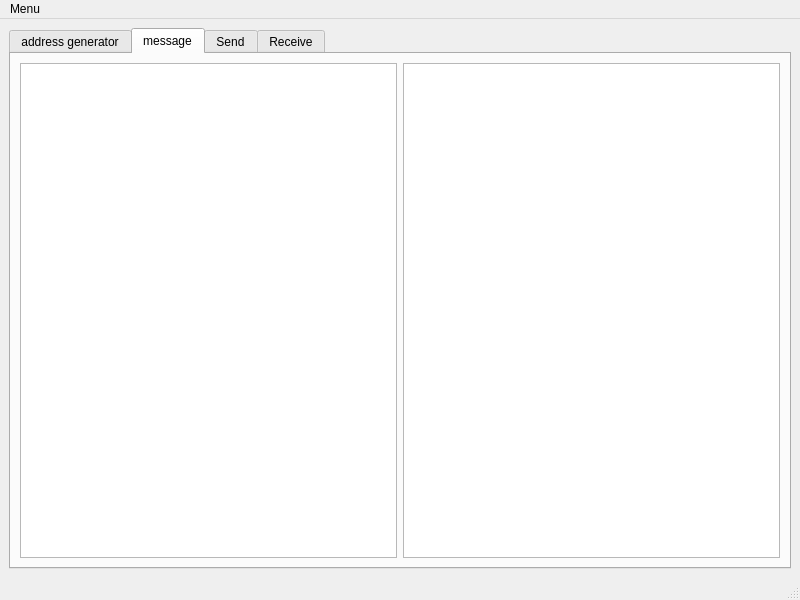
The window that lite/mainwindow.ui (netpipe/Ethereum-QWallet) describes before a commit, drawn with Qt 5.
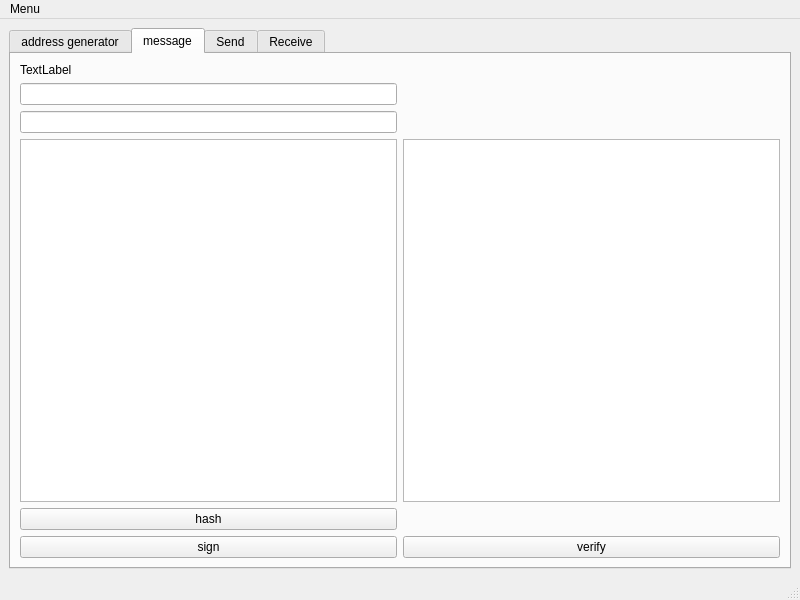
The same window after the commit. The open tabs and pages were chosen to show the change.

Patch:
```diff
--- a/lite/mainwindow.ui
+++ b/lite/mainwindow.ui
@@ -50,12 +50,46 @@
         <string>message</string>
        </attribute>
        <layout class="QGridLayout" name="gridLayout">
-        <item row="0" column="0">
+        <item row="5" column="0">
+         <widget class="QPushButton" name="pushButton_3">
+          <property name="text">
+           <string>sign</string>
+          </property>
+         </widget>
+        </item>
+        <item row="1" column="0">
+         <widget class="QLineEdit" name="lineEdit_3"/>
+        </item>
+        <item row="3" column="0">
          <widget class="QTextEdit" name="textEdit_2"/>
         </item>
-        <item row="0" column="1">
+        <item row="0" column="0">
+         <widget class="QLabel" name="label_2">
+          <property name="text">
+           <string>TextLabel</string>
+          </property>
+         </widget>
+        </item>
+        <item row="3" column="1">
          <widget class="QTextEdit" name="textEdit_3"/>
         </item>
+        <item row="5" column="1">
+         <widget class="QPushButton" name="pushButton_2">
+          <property name="text">
+           <string>verify</string>
+          </property>
+         </widget>
+        </item>
+        <item row="2" column="0">
+         <widget class="QLineEdit" name="lineEdit_4"/>
+        </item>
+        <item row="4" column="0">
+         <widget class="QPushButton" name="pushButton_4">
+          <property name="text">
+           <string>hash</string>
+          </property>
+         </widget>
+        </item>
        </layout>
       </widget>
       <widget class="QWidget" name="tab_4">
```
Left out of the diff: 2 changed lines with no effect on the pictures.
